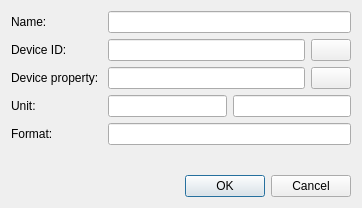
Before: the Qt Designer form src/pythonGui/dialogs/monitordialog.ui in European-XFEL/Karabo, drawn with Qt 5.
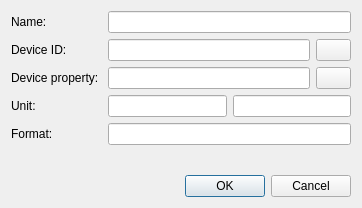
After: the same form once the commit is applied.

Diff of the .ui file:
```diff
--- a/src/pythonGui/dialogs/monitordialog.ui
+++ b/src/pythonGui/dialogs/monitordialog.ui
@@ -50,7 +50,7 @@
         <widget class="QPushButton" name="pbSelectDeviceId">
          <property name="maximumSize">
           <size>
-           <width>40</width>
+           <width>35</width>
            <height>25</height>
           </size>
          </property>
@@ -84,7 +84,7 @@
         <widget class="QPushButton" name="pbSelectProperty">
          <property name="maximumSize">
           <size>
-           <width>40</width>
+           <width>35</width>
            <height>25</height>
           </size>
          </property>
```
Left out of the diff: 2 changed lines with no effect on the pictures.
